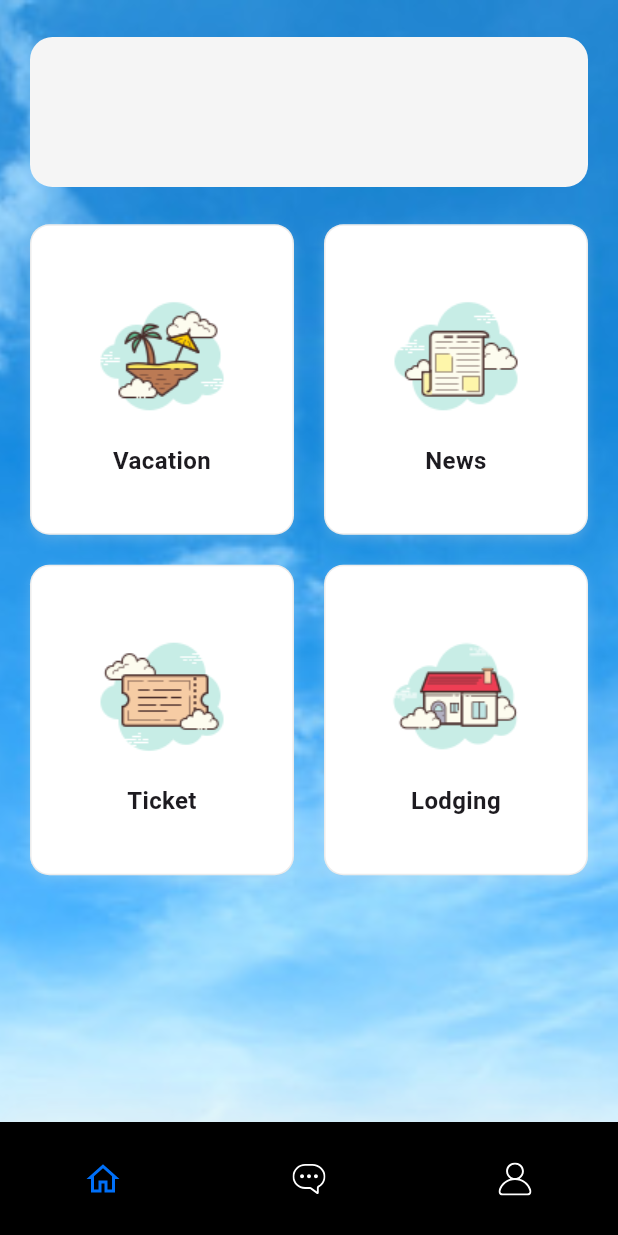
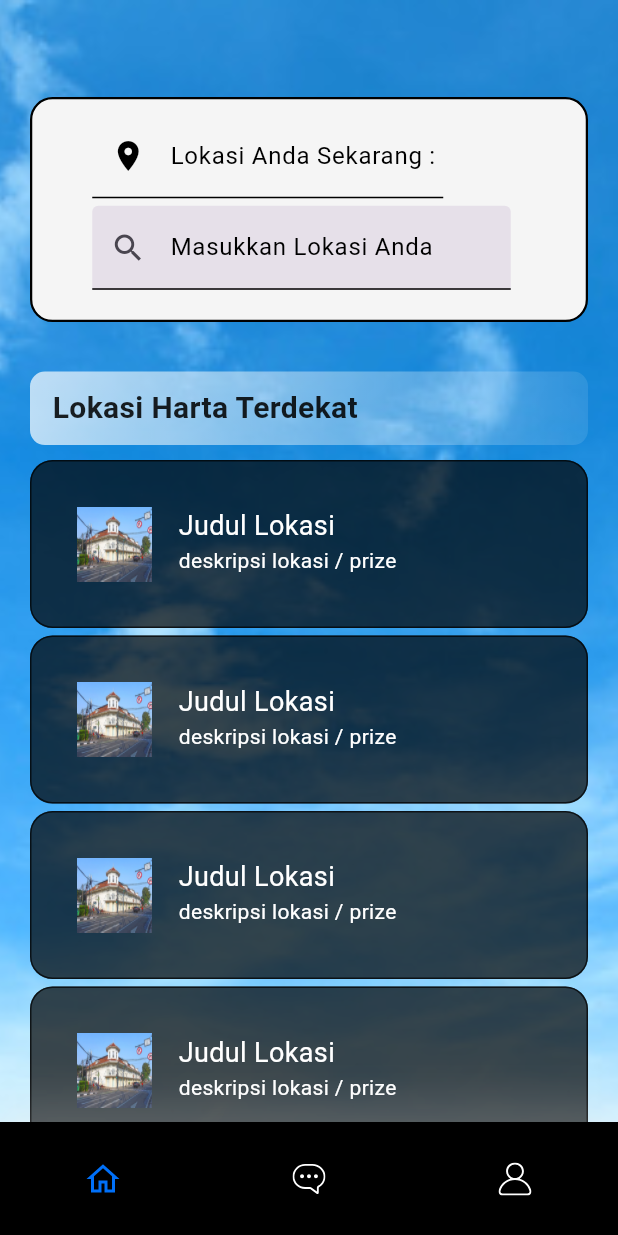
Before and after one commit to Latorynska/HolidayHunt, a Flutter app: the screen it shows after launch, on a phone screen of 412 x 824 dp. Run offline on Flutter 3.47's test engine with Material 3 defaults, Android fonts, the phone set to English and light mode, and no system bars; our stand-ins replace animated_splash_screen, flutter_svg, shared_preferences.

Commit message:
update : tampilan dashboard

```diff
--- /dev/null
+++ b/lib/models/hunting_location.dart
@@ -0,0 +1,20 @@
+class HuntingLocation {
+  String locationName;
+  String location;
+  String description;
+  String openDays;
+  String openTime;
+  String ticketPrice;
+  String imageAsset;
+  List<String> imageUrls;
+  HuntingLocation({
+    required this.locationName,
+    required this.location,
+    required this.description,
+    required this.openDays,
+    required this.openTime,
+    required this.ticketPrice,
+    required this.imageAsset,
+    required this.imageUrls,
+  });
+}
--- a/lib/screens/dashboard_screen.dart
+++ b/lib/screens/dashboard_screen.dart
@@ -4,6 +4,7 @@ import 'package:wisata_app/screens/main_screen.dart';
 import 'package:wisata_app/utils/contants.dart';
 import 'package:wisata_app/widgets/button_nav_bar.dart';
 import 'package:wisata_app/widgets/category_card.dart';
+import 'package:wisata_app/widgets/hunting_location_card.dart';
 import 'package:wisata_app/widgets/lokasi_card.dart';
 
 class DashboardScreen extends StatelessWidget {
@@ -38,40 +39,39 @@ class DashboardScreen extends StatelessWidget {
                 children: <Widget>[
                   SizedBox(height: size.height * .03),
                   LokasiCard(),
-                  SizedBox(height: size.height * .03),
+                  SizedBox(height: size.height * .04),
+                  Container(
+                    width: size.width,
+                    padding: EdgeInsets.fromLTRB(15, 10, 10, 10),
+                    margin: EdgeInsets.fromLTRB(0, 0, 0, 5),
+                    decoration: BoxDecoration(
+                      borderRadius: BorderRadius.circular(10),
+                      gradient: LinearGradient(
+                        begin: Alignment.centerLeft,
+                        end: Alignment.centerRight,
+                        colors: [
+                          Colors.white.withOpacity(
+                              0.7), // Starting color with higher opacity
+                          Colors.white.withOpacity(
+                              0.1), // Ending color with lower opacity
+                        ],
+                      ),
+                    ),
+                    child: Text(
+                      'Lokasi Harta Terdekat',
+                      style: TextStyle(
+                        fontSize: 20,
+                        fontWeight: FontWeight.w600,
+                        color: Colors.black87,
+                      ),
+                    ),
+                  ),
                   Expanded(
-                    child: GridView.count(
-                      crossAxisCount: 2,
-                      childAspectRatio: .85,
-                      crossAxisSpacing: 20,
-                      mainAxisSpacing: 20,
-                      children: <Widget>[
-                        CategoryCard(
-                          title: "Vacation",
-                          imgSrc: "assets/icons/vacation.png",
-                          press: () {
-                            Navigator.push(context,
-                                MaterialPageRoute(builder: (context) {
-                              return MainScreen();
-                            }));
-                          },
-                        ),
-                        CategoryCard(
-                          title: "News",
-                          imgSrc: "assets/icons/news.png",
-                          press: () {},
-                        ),
-                        CategoryCard(
-                          title: "Ticket",
-                          imgSrc: "assets/icons/ticket.png",
-                          press: () {},
-                        ),
-                        CategoryCard(
-                          title: "Lodging",
-                          imgSrc: "assets/icons/lodging.png",
-                          press: () {},
-                        ),
-                      ],
+                    child: ListView.builder(
+                      itemCount: 8,
+                      itemBuilder: (BuildContext context, int index) {
+                        return HuntingLocationCard();
+                      },
                     ),
                   ),
                 ],
--- /dev/null
+++ b/lib/widgets/hunting_location_card.dart
@@ -0,0 +1,52 @@
+import 'package:flutter/material.dart';
+
+class HuntingLocationCard extends StatelessWidget {
+  @override
+  Widget build(BuildContext context) {
+    return Container(
+      padding: EdgeInsets.all(30),
+      margin: EdgeInsets.fromLTRB(0, 5, 0, 0),
+      width: MediaQuery.of(context).size.width * 0.9,
+      decoration: BoxDecoration(
+        color: Colors.black.withOpacity(0.7),
+        borderRadius: BorderRadius.circular(15),
+        border: Border.all(
+          color: Colors.black.withOpacity(0.7),
+          width: 1.0,
+        ),
+      ),
+      child: Row(
+        crossAxisAlignment: CrossAxisAlignment.start,
+        children: [
+          Container(
+            width: 50,
+            height: 50,
+            margin: EdgeInsets.fromLTRB(0, 0, 10, 0),
+            child: Image.asset(
+              "assets/images/jalan-asia-afrika.jpg",
+              fit: BoxFit.fill,
+            ),
+          ),
+          SizedBox(width: 8),
+          Column(
+            crossAxisAlignment: CrossAxisAlignment.start,
+            children: [
+              Text(
+                'Judul Lokasi',
+                style: TextStyle(
+                  color: Colors.white,
+                  fontSize: 18,
+                ),
+              ),
+              Text('deskripsi lokasi / prize',
+                  style: TextStyle(
+                    color: Colors.white,
+                    fontSize: 14,
+                  )),
+            ],
+          ),
+        ],
+      ),
+    );
+  }
+}
--- a/lib/widgets/lokasi_card.dart
+++ b/lib/widgets/lokasi_card.dart
@@ -4,9 +4,61 @@ class LokasiCard extends StatelessWidget {
   @override
   Widget build(BuildContext context) {
     return Container(
+      padding: EdgeInsets.fromLTRB(40, 10, 50, 20),
+      margin: EdgeInsets.fromLTRB(0, 40, 0, 0),
       decoration: BoxDecoration(
-          color: Color(0xFFF5F5F5), borderRadius: BorderRadius.circular(15)),
-      height: 100,
+          color: Color(0xFFF5F5F5),
+          borderRadius: BorderRadius.circular(15),
+          border: Border.all(
+            color: Colors.black,
+            width: 1.5,
+          )),
+      child: Form(
+        child: Column(
+          children: [
+            Container(
+              margin: EdgeInsets.only(right: 45.0),
+              child: TextFormField(
+                enabled: false,
+                decoration: InputDecoration(
+                  prefixIcon: Icon(Icons.location_on, color: Colors.black),
+                  labelText: 'Lokasi Anda Sekarang : ',
+                  labelStyle: TextStyle(color: Colors.black),
+                  disabledBorder: UnderlineInputBorder(
+                    borderSide: BorderSide(
+                      color: Colors.black,
+                    ),
+                  ),
+                ),
+              ),
+            ),
+            Container(
+              margin: EdgeInsets.only(top: 5),
+              child: TextFormField(
+                decoration: InputDecoration(
+                  filled: true,
+                  fillColor: Color(0xFFE6E0E9),
+                  prefixIcon: Icon(Icons.search),
+                  labelText: 'Masukkan Lokasi Anda',
+                  hintText: 'Kecamatan, Kabupaten',
+                  labelStyle: TextStyle(color: Colors.black),
+                  enabledBorder: UnderlineInputBorder(
+                    borderSide: BorderSide(
+                      color: Colors.black,
+                    ),
+                  ),
+                  focusedBorder: UnderlineInputBorder(
+                    borderSide: BorderSide(
+                      color: Colors.black,
+                      width: 1.2,
+                    ),
+                  ),
+                ),
+              ),
+            )
+          ],
+        ),
+      ),
     );
   }
 }
```
Also changed, not shown: 1 other file.
